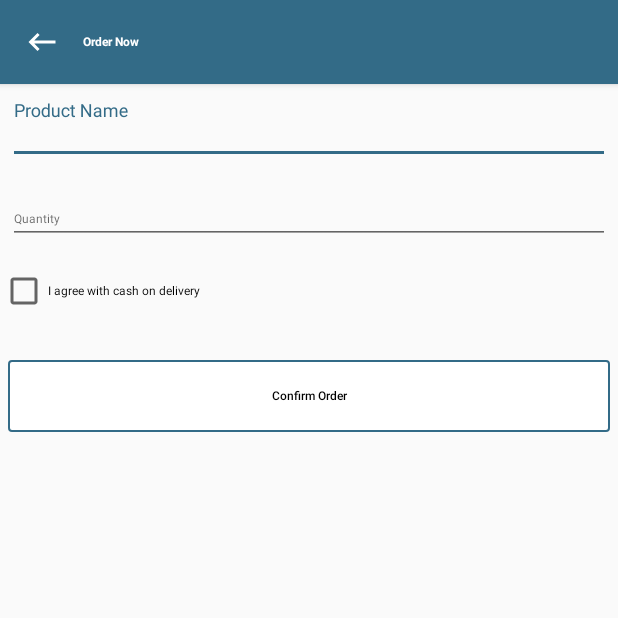
After one commit to skbipulr/ael, an Android app: the NewOrderActivity screen opened directly, with no data from a screen before it, on a phone screen of 412 x 824 dp, the top half of it. The commit adds this screen. Run offline under Robolectric (Android 15) with nearby library versions, the phone set to English and light mode, and no system bars; our stand-ins replace data binding.

Commit message:
Order confirmed UI

```diff
--- a/app/build.gradle
+++ b/app/build.gradle
@@ -17,7 +17,7 @@ android {
         }
     }
 
-    dataBinding{
+    dataBinding {
         enabled true
     }
 }
--- a/app/src/main/java/net/aelbd/user/activity/MainActivity.java
+++ b/app/src/main/java/net/aelbd/user/activity/MainActivity.java
@@ -23,6 +23,7 @@ public class MainActivity extends AppCompatActivity {
 
     private ActivityMainBinding binding;
     private int currentPage = 0;
+    private boolean isForOrder = false;
 
     private BottomNavigationView.OnNavigationItemSelectedListener mOnNavigationItemSelectedListener
             = new BottomNavigationView.OnNavigationItemSelectedListener() {
@@ -65,8 +66,17 @@ public class MainActivity extends AppCompatActivity {
         binding = DataBindingUtil.setContentView(this,R.layout.activity_main);
         binding.navView.setOnNavigationItemSelectedListener(mOnNavigationItemSelectedListener);
 
-        currentPage = 0;
-        replaceFragment(new HomeFragment());
+        if (getIntent().getExtras()!=null){
+            isForOrder = getIntent().getBooleanExtra("isForOrder",false);
+        }
+
+        if (isForOrder==false){
+            currentPage = 0;
+            replaceFragment(new HomeFragment());
+        }else {
+            View view = binding.navView.findViewById(R.id.navigation_orders_history);
+            view.performClick();
+        }
     }
 
     private void replaceFragment(Fragment fragment) {
--- /dev/null
+++ b/app/src/main/java/net/aelbd/user/activity/NewOrderActivity.java
@@ -0,0 +1,64 @@
+package net.aelbd.user.activity;
+
+import android.content.Intent;
+import android.databinding.DataBindingUtil;
+import android.support.v7.app.AppCompatActivity;
+import android.os.Bundle;
+import android.view.View;
+import android.widget.CompoundButton;
+import android.widget.Toast;
+
+import net.aelbd.user.R;
+import net.aelbd.user.databinding.ActivityNewOrderBinding;
+
+public class NewOrderActivity extends AppCompatActivity {
+
+    private ActivityNewOrderBinding binding;
+
+    @Override
+    protected void onCreate(Bundle savedInstanceState) {
+        super.onCreate(savedInstanceState);
+        binding = DataBindingUtil.setContentView(this, R.layout.activity_new_order);
+
+
+        binding.agreeCB.setOnCheckedChangeListener(new CompoundButton.OnCheckedChangeListener() {
+            @Override
+            public void onCheckedChanged(CompoundButton buttonView, boolean isChecked) {
+                if (isChecked == true) {
+                    binding.confirmOrderBtn.setEnabled(true);
+                    binding.confirmOrderBtn.setTextColor(getResources().getColor(R.color.white));
+                    binding.confirmOrderBtn.setBackgroundResource(R.drawable.background_enabled);
+                } else {
+                    binding.confirmOrderBtn.setEnabled(false);
+                    binding.confirmOrderBtn.setTextColor(getResources().getColor(R.color.black));
+                    binding.confirmOrderBtn.setBackgroundResource(R.drawable.backgroud_disable);
+                }
+            }
+        });
+
+        binding.confirmOrderBtn.setOnClickListener(new View.OnClickListener() {
+            @Override
+            public void onClick(View v) {
+
+                String product = binding.productNameET.getText().toString();
+                String quantity = binding.quantityET.getText().toString();
+
+                if (product.equals("")) {
+                    Toast.makeText(NewOrderActivity.this, "Please enter product name", Toast.LENGTH_SHORT).show();
+                } else if (quantity.equals("")) {
+                    Toast.makeText(NewOrderActivity.this, "Please enter quantity", Toast.LENGTH_SHORT).show();
+                } else {
+                    startActivity(new Intent(NewOrderActivity.this,MainActivity.class).putExtra("isForOrder",true)
+                            .addFlags(Intent.FLAG_ACTIVITY_CLEAR_TASK|Intent.FLAG_ACTIVITY_NEW_TASK));
+                    Toast.makeText(NewOrderActivity.this, "Order confirmed", Toast.LENGTH_SHORT).show();
+
+                }
+            }
+        });
+
+    }
+
+    public void backBtn(View view) {
+        onBackPressed();
+    }
+}
--- a/app/src/main/java/net/aelbd/user/bottomSheet/RestaurantDetailsBottomSheet.java
+++ b/app/src/main/java/net/aelbd/user/bottomSheet/RestaurantDetailsBottomSheet.java
@@ -1,5 +1,6 @@
 package net.aelbd.user.bottomSheet;
 
+import android.content.Intent;
 import android.databinding.DataBindingUtil;
 import android.os.Bundle;
 import android.support.annotation.NonNull;
@@ -10,6 +11,7 @@ import android.view.View;
 import android.view.ViewGroup;
 
 import net.aelbd.user.R;
+import net.aelbd.user.activity.NewOrderActivity;
 import net.aelbd.user.databinding.BottomSheetRestaurantLayoutBinding;
 
 public class RestaurantDetailsBottomSheet extends BottomSheetDialogFragment {
@@ -32,6 +34,14 @@ public class RestaurantDetailsBottomSheet extends BottomSheetDialogFragment {
             address = "";
         }
 
+        binding.orderNowTV.setOnClickListener(new View.OnClickListener() {
+            @Override
+            public void onClick(View v) {
+                startActivity(new Intent(getActivity(), NewOrderActivity.class));
+                dismiss();
+            }
+        });
+
         return binding.getRoot();
     }
 }
--- /dev/null
+++ b/app/src/main/res/drawable/backgroud_disable.xml
@@ -0,0 +1,16 @@
+<?xml version="1.0" encoding="utf-8"?>
+<shape xmlns:android="http://schemas.android.com/apk/res/android"
+    android:shape="rectangle">
+
+    <stroke
+        android:width="1dp"
+        android:color="@color/colorPrimary"/>
+    <corners
+        android:radius="2dp"/>
+
+    <gradient
+
+        android:centerColor="@color/white"
+        android:endColor="@color/white"
+        android:startColor="@color/white"/>
+</shape>
--- /dev/null
+++ b/app/src/main/res/drawable/background_enabled.xml
@@ -0,0 +1,12 @@
+<?xml version="1.0" encoding="utf-8"?>
+<shape xmlns:android="http://schemas.android.com/apk/res/android">
+
+    <corners
+        android:radius="2dp"/>
+
+    <gradient
+        android:startColor="@color/colorPrimary"
+        android:endColor="@color/colorPrimary"
+        android:centerColor="@color/colorPrimary"/>
+
+</shape>
--- /dev/null
+++ b/app/src/main/res/drawable/ic_keyboard_backspace_black_24dp.xml
@@ -0,0 +1,5 @@
+<vector android:height="24dp" android:tint="#FFFFFF"
+    android:viewportHeight="24.0" android:viewportWidth="24.0"
+    android:width="24dp" xmlns:android="http://schemas.android.com/apk/res/android">
+    <path android:fillColor="#FF000000" android:pathData="M21,11H6.83l3.58,-3.59L9,6l-6,6 6,6 1.41,-1.41L6.83,13H21z"/>
+</vector>
--- /dev/null
+++ b/app/src/main/res/layout/activity_new_order.xml
@@ -0,0 +1,122 @@
+<?xml version="1.0" encoding="utf-8"?>
+<layout>
+
+    <LinearLayout xmlns:android="http://schemas.android.com/apk/res/android"
+        xmlns:app="http://schemas.android.com/apk/res-auto"
+        xmlns:tools="http://schemas.android.com/tools"
+        android:layout_width="match_parent"
+        android:layout_height="match_parent"
+        android:orientation="vertical"
+        tools:context=".activity.NewOrderActivity">
+
+
+        <android.support.v7.widget.Toolbar
+            android:id="@+id/toolbar"
+            android:layout_width="match_parent"
+            android:layout_height="?attr/actionBarSize"
+            android:layout_marginBottom="5dp"
+            android:background="@color/colorPrimary"
+            android:elevation="3dp">
+
+            <RelativeLayout
+                android:layout_width="match_parent"
+                android:layout_height="wrap_content">
+
+                <ImageView
+                    android:id="@+id/backBtn"
+                    android:layout_width="wrap_content"
+                    android:layout_height="wrap_content"
+                    android:layout_centerVertical="true"
+                    android:onClick="backBtn"
+                    android:paddingRight="15dp"
+                    android:paddingBottom="10dp"
+                    android:paddingTop="10dp"
+                    android:src="@drawable/ic_keyboard_backspace_black_24dp" />
+
+                <LinearLayout
+                    android:layout_width="wrap_content"
+                    android:layout_height="wrap_content"
+                    android:layout_centerVertical="true"
+                    android:layout_toRightOf="@+id/backBtn"
+                    android:gravity="center"
+                    android:orientation="horizontal">
+
+                    <TextView
+                        android:layout_width="wrap_content"
+                        android:layout_height="wrap_content"
+                        android:text="Order Now"
+                        android:textColor="@color/white"
+                        android:textSize="@dimen/text_size_large"
+                        android:textStyle="bold" />
+
+                </LinearLayout>
+
+
+            </RelativeLayout>
+
+        </android.support.v7.widget.Toolbar>
+
+
+        <android.support.design.widget.TextInputLayout
+            android:id="@+id/nameTIL"
+            android:layout_width="match_parent"
+            android:layout_height="wrap_content"
+            android:layout_margin="5dp"
+            android:hint="Product Name">
+
+            <EditText
+                android:id="@+id/productNameET"
+                android:layout_width="match_parent"
+                android:layout_height="wrap_content"
+                android:imeOptions="actionNext"
+                android:inputType="textCapWords"
+                android:maxLines="1"
+                android:singleLine="true"
+                android:textSize="@dimen/text_size_medium" />
+        </android.support.design.widget.TextInputLayout>
+
+        <android.support.design.widget.TextInputLayout
+            android:id="@+id/quantityTIL"
+            android:layout_width="match_parent"
+            android:layout_height="wrap_content"
+            android:layout_margin="5dp"
+            android:hint="Quantity">
+
+            <EditText
+                android:id="@+id/quantityET"
+                android:layout_width="match_parent"
+                android:layout_height="wrap_content"
+                android:imeOptions="actionDone"
+                android:inputType="numberDecimal"
+                android:maxLines="1"
+                android:singleLine="true"
+                android:textSize="@dimen/text_size_medium" />
+        </android.support.design.widget.TextInputLayout>
+
+
+        <CheckBox
+            android:id="@+id/agreeCB"
+            android:layout_width="match_parent"
+            android:layout_height="wrap_content"
+            android:layout_marginTop="10dp"
+            android:text="I agree with cash on delivery"
+            android:textSize="@dimen/text_size_medium" />
+
+
+        <Button
+            android:id="@+id/confirmOrderBtn"
+            android:layout_width="match_parent"
+            android:layout_height="wrap_content"
+            android:layout_marginLeft="5dp"
+            android:layout_marginTop="30dp"
+            android:layout_marginRight="5dp"
+            android:background="@drawable/backgroud_disable"
+            android:enabled="false"
+            android:text="Confirm Order"
+            android:textAllCaps="false"
+            android:textColor="@color/black"
+            android:textSize="@dimen/text_size_medium" />
+
+
+    </LinearLayout>
+</layout>
--- a/app/src/main/res/layout/bottom_sheet_restaurant_layout.xml
+++ b/app/src/main/res/layout/bottom_sheet_restaurant_layout.xml
@@ -3,7 +3,7 @@
 
     <LinearLayout xmlns:android="http://schemas.android.com/apk/res/android"
         android:layout_width="match_parent"
-        android:layout_height="100dp"
+        android:layout_height="120dp"
         android:orientation="horizontal">
 
 
--- a/app/src/main/res/values/colors.xml
+++ b/app/src/main/res/values/colors.xml
@@ -11,6 +11,7 @@
     <color name="dot_dark_screen1">#e9eef4</color>
     <!-- dots active colors -->
     <color name="dot_light_screen1">#336B87</color>
+    <color name="black">#000000</color>
     <array name="array_dot_active">
         <item>@color/dot_light_screen1</item>
         <item>@color/dot_light_screen1</item>
```
Also changed, not shown: app/src/main/AndroidManifest.xml (+7 -3 lines).
